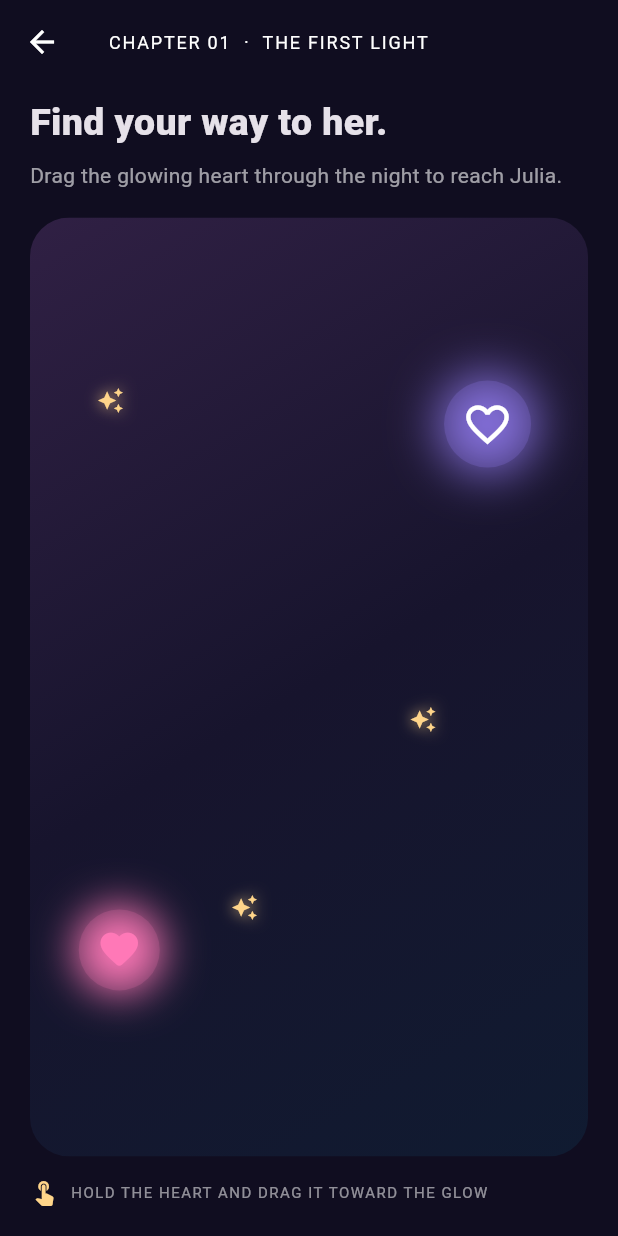
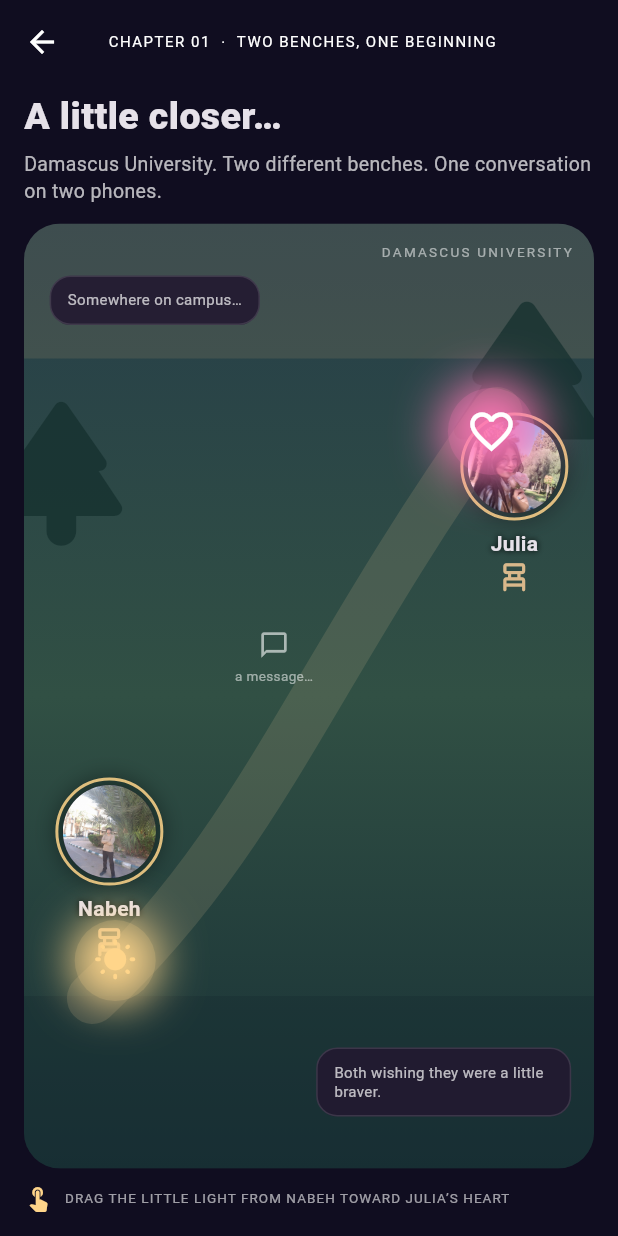
Before and after one commit to nabehkallash-blip/nabeh-and-julia-beyond-two-hearts, a Flutter app: the screen it shows after launch, after a tap on "BEGIN OUR STORY", on a phone screen of 412 x 824 dp. Run offline on Flutter 3.47's test engine with Material 3 defaults, Android fonts, the phone set to English and light mode, and no system bars.

Commit message:
Turn level one into our first university meeting story

```diff
--- a/lib/screens/game_screen.dart
+++ b/lib/screens/game_screen.dart
@@ -18,21 +18,16 @@ class _GameScreenState extends State<GameScreen> {
 
   void _movePlayer(DragUpdateDetails details, Size size) {
     if (completed) return;
-
     setState(() {
       player = Offset(
         (player.dx + details.delta.dx / size.width).clamp(0.07, 0.93).toDouble(),
         (player.dy + details.delta.dy / size.height).clamp(0.08, 0.92).toDouble(),
       );
-
       final distance = math.sqrt(
         math.pow(player.dx - destination.dx, 2) +
             math.pow(player.dy - destination.dy, 2),
       );
-
-      if (distance < 0.105) {
-        completed = true;
-      }
+      if (distance < 0.105) completed = true;
     });
   }
 
@@ -40,65 +35,67 @@ class _GameScreenState extends State<GameScreen> {
   Widget build(BuildContext context) {
     return Scaffold(
       appBar: AppBar(
-        title: const Text(
-          'CHAPTER 01  ·  THE FIRST LIGHT',
-          style: TextStyle(fontSize: 12, letterSpacing: 1.2),
-        ),
+        title: const Text('CHAPTER 01  ·  TWO BENCHES, ONE BEGINNING',
+            style: TextStyle(fontSize: 10, letterSpacing: 1)),
       ),
       body: SafeArea(
         child: Padding(
-          padding: const EdgeInsets.fromLTRB(20, 8, 20, 20),
+          padding: const EdgeInsets.fromLTRB(16, 4, 16, 16),
           child: Column(
             crossAxisAlignment: CrossAxisAlignment.start,
             children: [
+              const Text('A little closer…',
+                  style: TextStyle(fontSize: 25, fontWeight: FontWeight.w800)),
+              const SizedBox(height: 5),
               const Text(
-                'Find your way to her.',
-                style: TextStyle(fontSize: 25, fontWeight: FontWeight.w800),
+                'Damascus University. Two different benches. One conversation on two phones.',
+                style: TextStyle(color: Colors.white70, height: 1.35, fontSize: 13),
               ),
-              const SizedBox(height: 7),
-              const Text(
-                'Drag the glowing heart through the night to reach Julia.',
-                style: TextStyle(color: Colors.white60, height: 1.4),
-              ),
-              const SizedBox(height: 18),
+              const SizedBox(height: 12),
               Expanded(
-                child: LayoutBuilder(
-                  builder: (context, constraints) {
-                    final size = Size(
-                      constraints.maxWidth,
-                      constraints.maxHeight,
-                    );
-
+                child: LayoutBuilder(builder: (context, constraints) {
+                  final size = Size(constraints.maxWidth, constraints.maxHeight);
                   return ClipRRect(
-                      borderRadius: BorderRadius.circular(26),
-                      child: Container(
-                        decoration: const BoxDecoration(
-                          gradient: LinearGradient(
-                            begin: Alignment.topLeft,
-                            end: Alignment.bottomRight,
-                            colors: [
-                              Color(0xFF302044),
-                              Color(0xFF17142D),
-                              Color(0xFF101B31),
-                            ],
+                    borderRadius: BorderRadius.circular(24),
+                    child: Stack(
+                      children: [
+                        const Positioned.fill(child: _CampusBackdrop()),
+                        Positioned(
+                          left: size.width * 0.045,
+                          top: size.height * 0.055,
+                          child: const _MessageBubble(
+                            text: 'Somewhere on campus…',
+                            alignRight: false,
                           ),
                         ),
-                        child: Stack(
-                          children: [
                         Positioned(
-                              left: size.width * 0.12,
-                              top: size.height * 0.18,
-                              child: const _Star(),
+                          right: size.width * 0.04,
+                          bottom: size.height * 0.055,
+                          child: const _MessageBubble(
+                            text: 'Both wishing they were a little braver.',
+                            alignRight: true,
+                          ),
                         ),
                         Positioned(
-                              left: size.width * 0.68,
-                              top: size.height * 0.52,
-                              child: const _Star(),
+                          left: size.width * 0.055,
+                          bottom: size.height * 0.22,
+                          child: const _BenchPortrait(
+                            name: 'Nabeh',
+                            image: 'assets/images/nabeh.jpg',
+                          ),
                         ),
                         Positioned(
-                              left: size.width * 0.36,
-                              top: size.height * 0.72,
-                              child: const _Star(),
+                          right: size.width * 0.045,
+                          top: size.height * 0.20,
+                          child: const _BenchPortrait(
+                            name: 'Julia',
+                            image: 'assets/images/julia.jpg',
+                          ),
+                        ),
+                        Positioned(
+                          left: size.width * 0.37,
+                          top: size.height * 0.43,
+                          child: const _PathHint(),
                         ),
                         Positioned(
                           left: destination.dx * size.width - 29,
@@ -109,57 +106,61 @@ class _GameScreenState extends State<GameScreen> {
                           left: player.dx * size.width - 27,
                           top: player.dy * size.height - 27,
                           child: GestureDetector(
-                                onPanUpdate: (details) =>
-                                    _movePlayer(details, size),
-                                child: const _PlayerHeart(),
+                            onPanUpdate: (details) => _movePlayer(details, size),
+                            child: const _PlayerLight(),
                           ),
                         ),
                         if (completed)
                           Positioned.fill(
                             child: Container(
-                                  color: Colors.black.withValues(alpha: 0.45),
+                              color: Colors.black.withValues(alpha: 0.68),
+                              padding: const EdgeInsets.all(22),
                               child: Center(
                                 child: Container(
-                                      margin: const EdgeInsets.all(24),
-                                      padding: const EdgeInsets.all(24),
+                                  padding: const EdgeInsets.all(22),
                                   decoration: BoxDecoration(
                                     color: AppTheme.surface,
-                                        borderRadius: BorderRadius.circular(24),
+                                    borderRadius: BorderRadius.circular(22),
                                     border: Border.all(
-                                          color: AppTheme.pink.withValues(
-                                            alpha: 0.6,
-                                          ),
+                                      color: AppTheme.pink.withValues(alpha: 0.65),
                                     ),
                                   ),
                                   child: Column(
                                     mainAxisSize: MainAxisSize.min,
                                     children: [
-                                          const Icon(
+                                      ClipRRect(
+                                        borderRadius: BorderRadius.circular(16),
+                                        child: Image.asset(
+                                          'assets/images/together.jpg',
+                                          height: 125,
+                                          width: 190,
+                                          fit: BoxFit.cover,
+                                          errorBuilder: (_, __, ___) => const Icon(
                                             Icons.favorite,
                                             color: AppTheme.pink,
-                                            size: 42,
+                                            size: 48,
                                           ),
-                                          const SizedBox(height: 12),
+                                        ),
+                                      ),
+                                      const SizedBox(height: 15),
                                       const Text(
-                                            'Two hearts, one beginning.',
+                                        'The first step toward hello.',
                                         textAlign: TextAlign.center,
                                         style: TextStyle(
-                                              fontSize: 19,
+                                          fontSize: 20,
                                           fontWeight: FontWeight.bold,
                                         ),
                                       ),
                                       const SizedBox(height: 8),
                                       const Text(
-                                            'You found Julia. This is only the beginning.',
+                                        'Two separate benches. One little light crossing the distance. This is where our story begins.',
                                         textAlign: TextAlign.center,
-                                            style: TextStyle(
-                                              color: Colors.white70,
+                                        style: TextStyle(color: Colors.white70, height: 1.4),
                                       ),
-                                          ),
-                                          const SizedBox(height: 18),
+                                      const SizedBox(height: 16),
                                       FilledButton(
                                         onPressed: () => Navigator.pop(context),
-                                            child: const Text('BACK TO HOME'),
+                                        child: const Text('BACK TO OUR STORY'),
                                       ),
                                     ],
                                   ),
@@ -169,23 +170,21 @@ class _GameScreenState extends State<GameScreen> {
                           ),
                       ],
                     ),
+                  );
+                }),
               ),
-                    );
-                  },
-                ),
-              ),
-              const SizedBox(height: 14),
-              Row(
-                children: const [
+              const SizedBox(height: 10),
+              const Row(
+                children: [
                   Icon(Icons.touch_app, color: AppTheme.gold, size: 19),
                   SizedBox(width: 8),
                   Expanded(
                     child: Text(
-                      'HOLD THE HEART AND DRAG IT TOWARD THE GLOW',
+                      'DRAG THE LITTLE LIGHT FROM NABEH TOWARD JULIA’S HEART',
                       style: TextStyle(
-                        color: Colors.white54,
-                        fontSize: 10,
-                        letterSpacing: 1,
+                        color: Colors.white60,
+                        fontSize: 9,
+                        letterSpacing: .7,
                       ),
                     ),
                   ),
@@ -199,70 +198,152 @@ class _GameScreenState extends State<GameScreen> {
   }
 }
 
-class _PlayerHeart extends StatelessWidget {
-  const _PlayerHeart();
+class _CampusBackdrop extends StatelessWidget {
+  const _CampusBackdrop();
 
   @override
   Widget build(BuildContext context) {
-    return Container(
-      width: 54,
-      height: 54,
-      decoration: BoxDecoration(
-        shape: BoxShape.circle,
-        color: AppTheme.pink.withValues(alpha: 0.18),
-        boxShadow: const [
-          BoxShadow(color: AppTheme.pink, blurRadius: 24, spreadRadius: 2),
+    return DecoratedBox(
+      decoration: const BoxDecoration(
+        gradient: LinearGradient(
+          begin: Alignment.topCenter,
+          end: Alignment.bottomCenter,
+          colors: [Color(0xFF263E49), Color(0xFF315044), Color(0xFF172F35)],
+        ),
+      ),
+      child: Stack(
+        children: [
+          Positioned(top: 0, left: 0, right: 0, height: 90,
+            child: Container(color: const Color(0xFFEDB879).withValues(alpha: .12))),
+          Positioned(top: 105, left: -35, child: _Tree(size: 120)),
+          Positioned(top: 35, right: -28, child: _Tree(size: 145)),
+          Positioned(bottom: 0, left: 0, right: 0, height: 115,
+            child: Container(color: const Color(0xFF172D31).withValues(alpha: .45))),
+          Positioned.fill(
+            child: CustomPaint(painter: _CampusPathPainter()),
+          ),
+          const Positioned(
+            top: 12, right: 14,
+            child: Text('DAMASCUS UNIVERSITY',
+              style: TextStyle(color: Colors.white54, fontSize: 9, letterSpacing: 1.5)),
+          ),
         ],
-      ),
-      child: const Icon(
-        Icons.favorite_rounded,
-        color: AppTheme.pink,
-        size: 30,
       ),
     );
   }
 }
 
+class _Tree extends StatelessWidget {
+  const _Tree({required this.size});
+  final double size;
+  @override
+  Widget build(BuildContext context) => Icon(
+    Icons.park_rounded, size: size,
+    color: const Color(0xFF142F2D).withValues(alpha: .75),
+  );
+}
+
+class _CampusPathPainter extends CustomPainter {
+  @override
+  void paint(Canvas canvas, Size size) {
+    final paint = Paint()
+      ..color = const Color(0xFFD5B98D).withValues(alpha: .16)
+      ..style = PaintingStyle.stroke
+      ..strokeWidth = 34
+      ..strokeCap = StrokeCap.round;
+    final path = Path()
+      ..moveTo(size.width * .12, size.height * .82)
+      ..cubicTo(size.width * .42, size.height * .65,
+          size.width * .50, size.height * .48,
+          size.width * .83, size.height * .20);
+    canvas.drawPath(path, paint);
+  }
+  @override
+  bool shouldRepaint(covariant CustomPainter oldDelegate) => false;
+}
+
+class _BenchPortrait extends StatelessWidget {
+  const _BenchPortrait({required this.name, required this.image});
+  final String name;
+  final String image;
+  @override
+  Widget build(BuildContext context) => Column(
+    children: [
+      Container(
+        padding: const EdgeInsets.all(3),
+        decoration: BoxDecoration(
+          shape: BoxShape.circle,
+          border: Border.all(color: AppTheme.gold.withValues(alpha: .85), width: 2),
+          boxShadow: const [BoxShadow(color: Colors.black38, blurRadius: 12)],
+        ),
+        child: CircleAvatar(
+          radius: 31,
+          backgroundColor: AppTheme.surface,
+          backgroundImage: AssetImage(image),
+        ),
+      ),
+      const SizedBox(height: 5),
+      Text(name, style: const TextStyle(fontWeight: FontWeight.bold, shadows: [Shadow(color: Colors.black, blurRadius: 5)])),
+      const Icon(Icons.chair_alt_rounded, color: Color(0xFFD9B88B), size: 25),
+    ],
+  );
+}
+
+class _MessageBubble extends StatelessWidget {
+  const _MessageBubble({required this.text, required this.alignRight});
+  final String text;
+  final bool alignRight;
+  @override
+  Widget build(BuildContext context) => Container(
+    constraints: const BoxConstraints(maxWidth: 170),
+    padding: const EdgeInsets.symmetric(horizontal: 11, vertical: 9),
+    decoration: BoxDecoration(
+      color: const Color(0xE9221930),
+      borderRadius: BorderRadius.circular(14),
+      border: Border.all(color: Colors.white.withValues(alpha: .12)),
+    ),
+    child: Text(text, style: const TextStyle(fontSize: 10, color: Colors.white70, height: 1.3)),
+  );
+}
+
+class _PathHint extends StatelessWidget {
+  const _PathHint();
+  @override
+  Widget build(BuildContext context) => const Column(
+    children: [
+      Icon(Icons.chat_bubble_outline, color: Colors.white60, size: 20),
+      SizedBox(height: 4),
+      Text('a message…', style: TextStyle(color: Colors.white54, fontSize: 9)),
+    ],
+  );
+}
+
+class _PlayerLight extends StatelessWidget {
+  const _PlayerLight();
+  @override
+  Widget build(BuildContext context) => Container(
+    width: 54, height: 54,
+    decoration: BoxDecoration(
+      shape: BoxShape.circle,
+      color: AppTheme.gold.withValues(alpha: .18),
+      boxShadow: const [BoxShadow(color: AppTheme.gold, blurRadius: 25, spreadRadius: 2)],
+    ),
+    child: const Icon(Icons.wb_sunny_rounded, color: AppTheme.gold, size: 29),
+  );
+}
+
 class _HeartTarget extends StatelessWidget {
   const _HeartTarget({required this.completed});
-
   final bool completed;
-
   @override
-  Widget build(BuildContext context) {
-    return Container(
-      width: 58,
-      height: 58,
+  Widget build(BuildContext context) => Container(
+    width: 58, height: 58,
     decoration: BoxDecoration(
       shape: BoxShape.circle,
-        color: AppTheme.violet.withValues(alpha: 0.20),
-        boxShadow: [
-          BoxShadow(
-            color: AppTheme.violet.withValues(alpha: 0.8),
-            blurRadius: 28,
-            spreadRadius: 4,
+      color: AppTheme.pink.withValues(alpha: .20),
+      boxShadow: const [BoxShadow(color: AppTheme.pink, blurRadius: 27, spreadRadius: 4)],
     ),
-        ],
-      ),
-      child: Icon(
-        completed ? Icons.favorite : Icons.favorite_border,
-        color: Colors.white,
-        size: 34,
-      ),
+    child: Icon(completed ? Icons.favorite : Icons.favorite_border,
+      color: Colors.white, size: 34),
   );
 }
-}
-
-class _Star extends StatelessWidget {
-  const _Star();
-
-  @override
-  Widget build(BuildContext context) {
-    return const Icon(
-      Icons.auto_awesome,
-      color: AppTheme.gold,
-      size: 18,
-      shadows: [Shadow(color: AppTheme.gold, blurRadius: 12)],
-    );
-  }
-}
```
Lines whose indentation alone changed are shown as unchanged.
